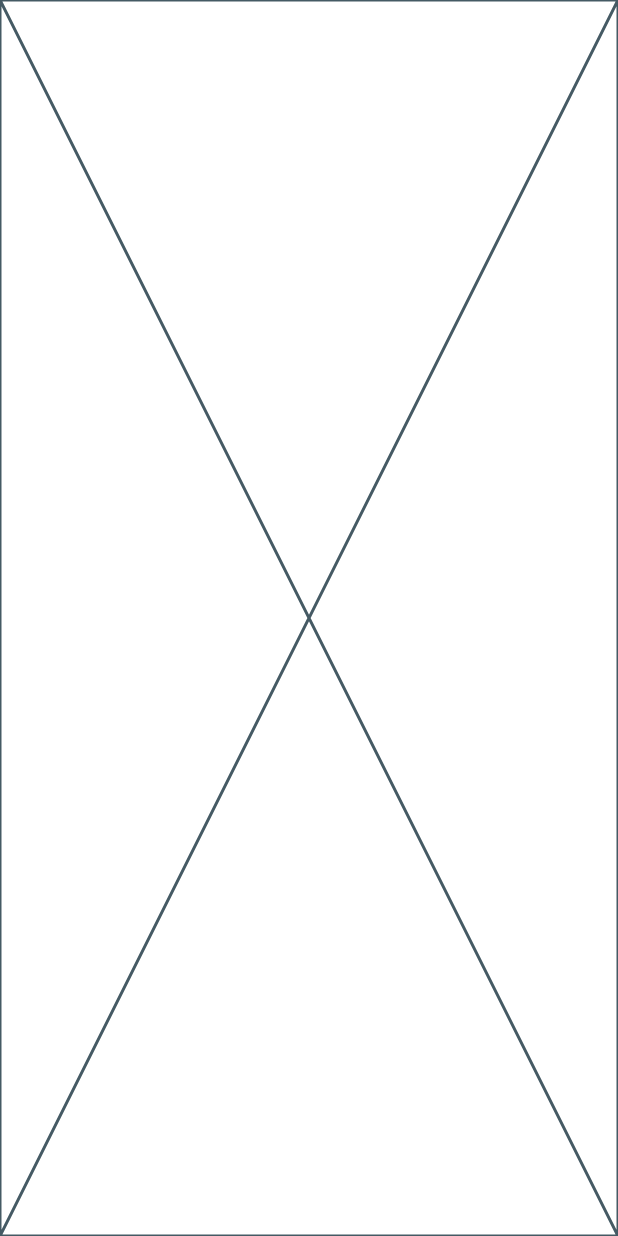
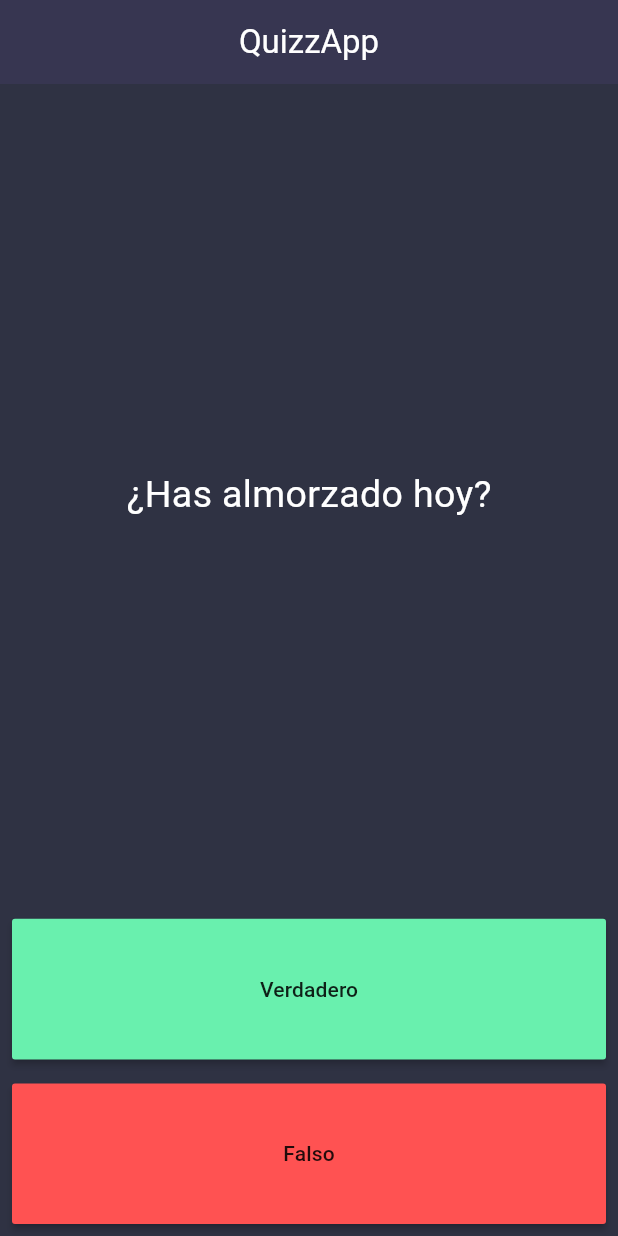
Before and after one commit to fr4nsgallegos/quizappG13, a Flutter app: the screen it shows after launch, on a phone screen of 412 x 824 dp. Run offline on Flutter 3.47's test engine with Material 3 defaults, Android fonts, the phone set to English and light mode, and no system bars.

```diff
--- a/lib/main.dart
+++ b/lib/main.dart
@@ -2,5 +2,5 @@ import 'package:flutter/material.dart';
 import 'package:quizappg13/pages/home_page.dart';
 
 void main() {
-  runApp(MaterialApp(home: HomePage()));
+  runApp(MaterialApp(home: HomePage(), debugShowCheckedModeBanner: false));
 }
--- a/lib/pages/home_page.dart
+++ b/lib/pages/home_page.dart
@@ -5,6 +5,56 @@ class HomePage extends StatelessWidget {
 
   @override
   Widget build(BuildContext context) {
-    return const Placeholder();
+    return Scaffold(
+      backgroundColor: Color(0xff2F3243),
+      appBar: AppBar(
+        elevation: 15,
+
+        backgroundColor: Color(0xff2F3243),
+        title: Text("QuizzApp"),
+        centerTitle: true,
+        foregroundColor: Colors.white,
+      ),
+      body: Center(
+        child: Column(
+          mainAxisAlignment: MainAxisAlignment.center,
+          children: [
+            Expanded(
+              flex: 5,
+              child: Center(
+                child: Text(
+                  "¿Has almorzado hoy?",
+                  style: TextStyle(color: Colors.white, fontSize: 25),
+                ),
+              ),
+            ),
+            Expanded(
+              flex: 1,
+              child: Padding(
+                padding: const EdgeInsets.all(8.0),
+                child: MaterialButton(
+                  color: Colors.greenAccent,
+                  minWidth: double.infinity,
+                  onPressed: () {},
+                  child: Text("Verdadero"),
+                ),
+              ),
+            ),
+            Expanded(
+              flex: 1,
+              child: Padding(
+                padding: const EdgeInsets.all(8.0),
+                child: MaterialButton(
+                  color: Colors.redAccent,
+                  minWidth: double.infinity,
+                  onPressed: () {},
+                  child: Text("Falso"),
+                ),
+              ),
+            ),
+          ],
+        ),
+      ),
+    );
   }
 }
```
